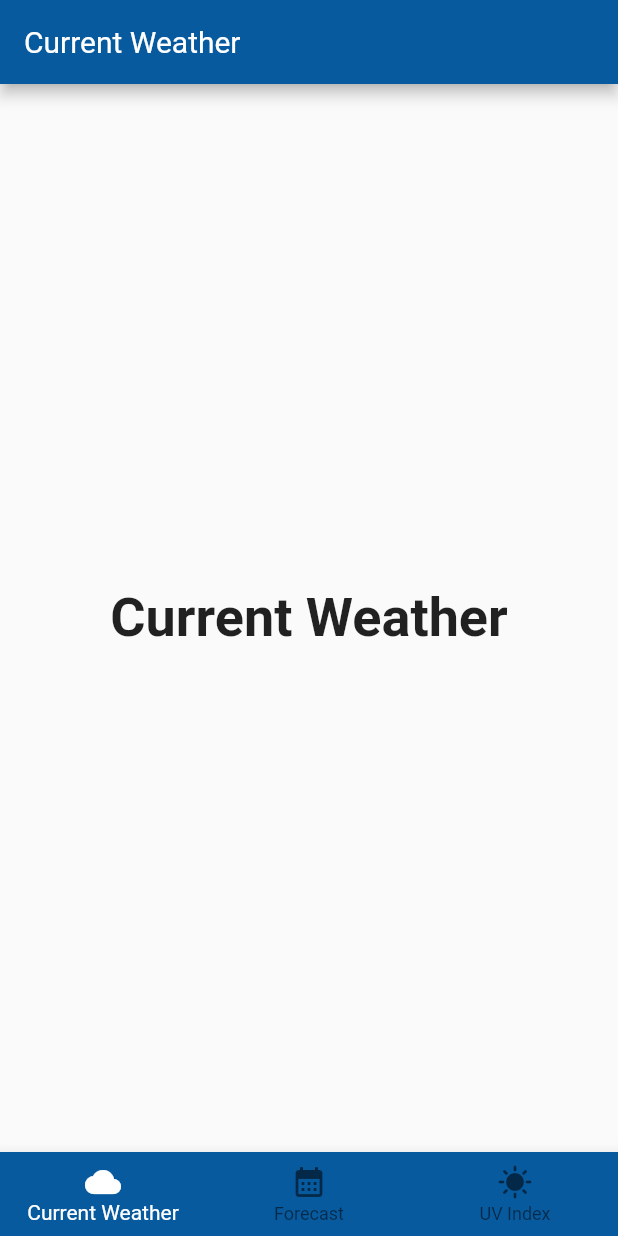
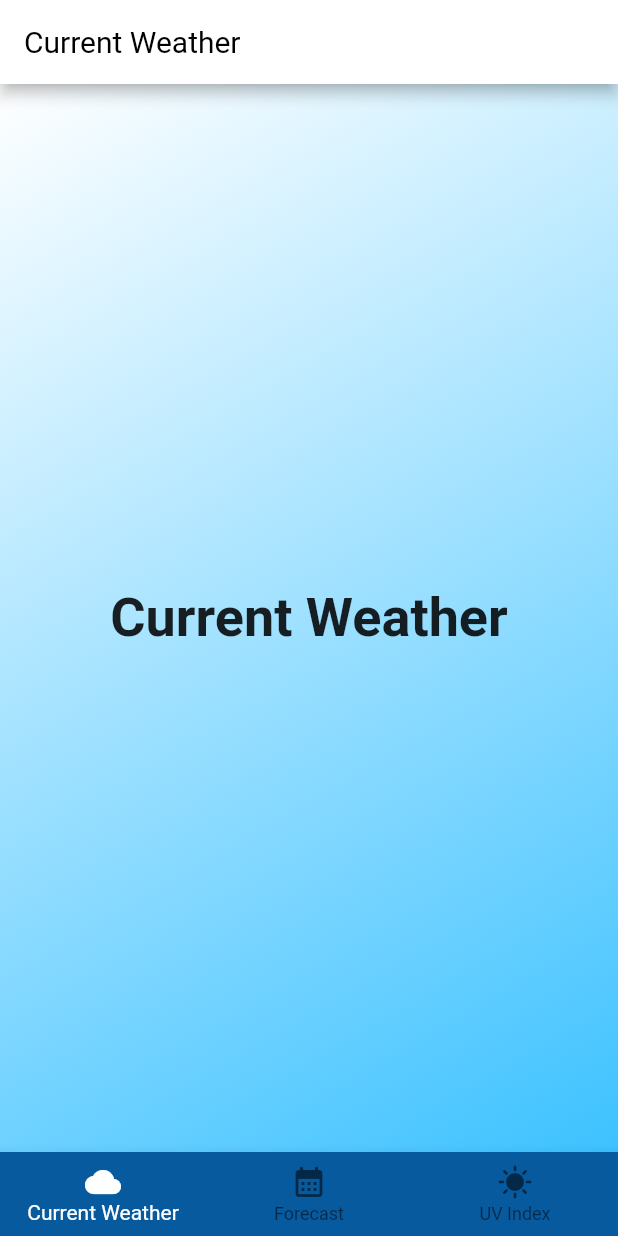
Before and after one commit to kensodemann/local_weather, a Flutter app: the screen it shows after launch, on a phone screen of 412 x 824 dp. Run offline on Flutter 3.47's test engine with Material 2 defaults, Android fonts, the phone set to English and light mode, and no system bars.

Commit message:
feat(app): apply the background gradient

```diff
--- a/lib/pages/tabs_page.dart
+++ b/lib/pages/tabs_page.dart
@@ -44,9 +44,24 @@ class _TabsPageState extends State<TabsPage> {
   Widget build(BuildContext context) {
     return Scaffold(
       appBar: AppBar(
-        title: Text(_pages[_currentTabIndex].title),
+        title: Text(
+          _pages[_currentTabIndex].title,
+          style: const TextStyle(
+            color: Colors.black,
+          ),
+        ),
+        backgroundColor: Colors.white,
       ),
-      body: _pages[_currentTabIndex].page,
+      body: Container(
+        decoration: BoxDecoration(
+          gradient: LinearGradient(
+            begin: Alignment.bottomRight,
+            end: Alignment.topLeft,
+            colors: [Theme.of(context).colorScheme.secondary, Colors.white],
+          ),
+        ),
+        child: _pages[_currentTabIndex].page,
+      ),
       bottomNavigationBar: BottomNavigationBar(
         backgroundColor: Theme.of(context).colorScheme.primary,
         selectedItemColor: Colors.white,
```
